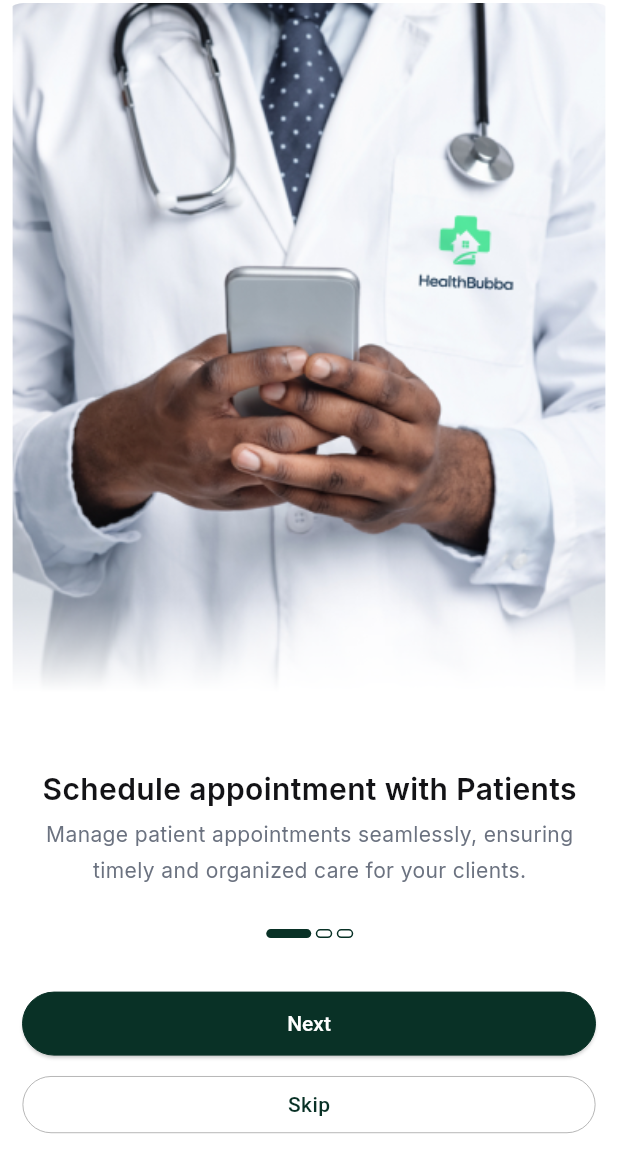
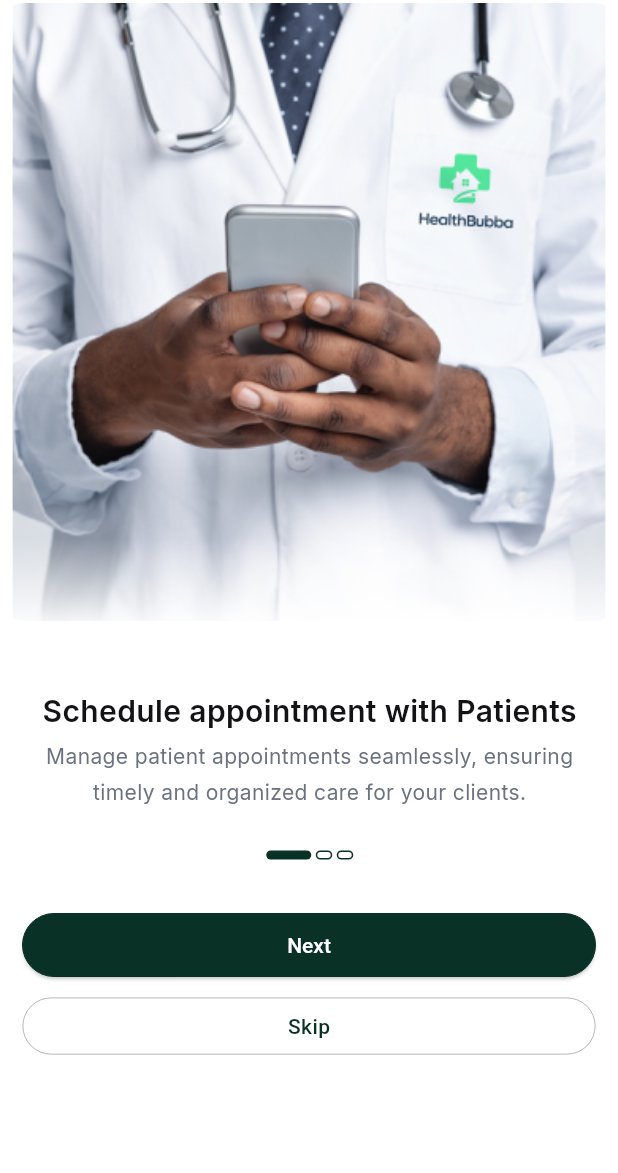
Before and after one commit to naztechnation/Health-Bubba, a Flutter app: the screen it shows after launch, on a phone screen of 412 x 824 dp. Shown: the top 1173 px of the screen. Run offline on Flutter 3.47's test engine with Material 3 defaults, Android fonts, the phone set to English and light mode, and no system bars; our stand-ins replace equatable, flutter_bloc, flutter_secure_storage, flutter_svg, fluttertoast, google_fonts and 4 more; project files that could hold a hidden picture were left out.

```diff
--- a/lib/presentation/onboarding/onboarding_one.dart
+++ b/lib/presentation/onboarding/onboarding_one.dart
@@ -34,12 +34,12 @@ class OnboardingOne extends StatelessWidget {
                 crossAxisAlignment: CrossAxisAlignment.start,
                 children: [
                   SizedBox(
-                    height: MediaQuery.sizeOf(context).height * 0.6,
+                    height: MediaQuery.sizeOf(context).height * 0.5,
                     child: Container(
                       padding: const EdgeInsets.fromLTRB(0, 0, 0, 0),
                       child: Container(
                          width: double.infinity,
-                          height: MediaQuery.sizeOf(context).height * 0.6,
+                          height: MediaQuery.sizeOf(context).height * 0.5,
                         decoration: BoxDecoration(
                           borderRadius: BorderRadius.circular(16),
                           image: const DecorationImage(
@@ -54,7 +54,7 @@ class OnboardingOne extends StatelessWidget {
                     ),
                   ),
                   Container(
-                    margin: const EdgeInsets.fromLTRB(1, 0, 0, 6),
+                    margin: const EdgeInsets.fromLTRB(1, 30, 0, 6),
                     child: SizedBox(
                       child: Column(
                         mainAxisAlignment: MainAxisAlignment.start,
--- a/lib/presentation/onboarding/onboarding_three.dart
+++ b/lib/presentation/onboarding/onboarding_three.dart
@@ -28,12 +28,12 @@ class OnboardingThree extends StatelessWidget {
               crossAxisAlignment: CrossAxisAlignment.start,
               children: [
                 SizedBox(
-                  height: MediaQuery.sizeOf(context).height * 0.6,
+                  height: MediaQuery.sizeOf(context).height * 0.5,
                   child: Container(
                     padding: const EdgeInsets.fromLTRB(0, 0, 0, 0),
                     child: Container(
                        width: double.infinity,
-                        height: MediaQuery.sizeOf(context).height * 0.6,
+                        height: MediaQuery.sizeOf(context).height * 0.5,
                       decoration: BoxDecoration(
                         borderRadius: BorderRadius.circular(16),
                         image: const DecorationImage(
@@ -50,7 +50,7 @@ class OnboardingThree extends StatelessWidget {
                const SizedBox(height: 20,),
 
                 Container(
-                  margin: const EdgeInsets.fromLTRB(1, 0, 0, 6),
+                  margin: const EdgeInsets.fromLTRB(1, 30, 0, 6),
                   child: SizedBox(
                     child: Column(
                       mainAxisAlignment: MainAxisAlignment.start,
--- a/lib/presentation/onboarding/onboarding_two.dart
+++ b/lib/presentation/onboarding/onboarding_two.dart
@@ -34,7 +34,7 @@ class OnboardingTwo extends StatelessWidget {
               crossAxisAlignment: CrossAxisAlignment.start,
               children: [
                 SizedBox(
-                  height: MediaQuery.sizeOf(context).height * 0.6,
+                  height: MediaQuery.sizeOf(context).height * 0.5,
                   child: Container(
                     padding: const EdgeInsets.fromLTRB(0, 0, 0, 0),
                     decoration: BoxDecoration(
@@ -43,7 +43,7 @@ class OnboardingTwo extends StatelessWidget {
                       ),
                     child: Container(
                        width: double.infinity,
-                        height: MediaQuery.sizeOf(context).height * 0.6,
+                        height: MediaQuery.sizeOf(context).height * 0.5,
                       decoration: BoxDecoration(
                         borderRadius: BorderRadius.circular(16),
                         image: const DecorationImage(
@@ -60,7 +60,7 @@ class OnboardingTwo extends StatelessWidget {
                const SizedBox(height: 30,),
 
                 Container(
-                  margin: const EdgeInsets.fromLTRB(1, 0, 0, 6),
+                  margin: const EdgeInsets.fromLTRB(1, 30, 0, 6),
                   child: SizedBox(
                     child: Column(
                       mainAxisAlignment: MainAxisAlignment.start,
--- a/lib/splash_screen.dart
+++ b/lib/splash_screen.dart
@@ -50,7 +50,9 @@ class _SplashScreenState extends State<SplashScreen>
 
       AppNavigator.pushAndReplaceName(context, name: AppRoutes.signInScreen);
     } else  {
-                          AppNavigator.pushAndStackPage(context, page: const Dashboard());
+      AppNavigator.pushAndStackPage(context, page: OnboardScreen());
+
+                       //   AppNavigator.pushAndStackPage(context, page: const Dashboard());
 
     }
 
```
